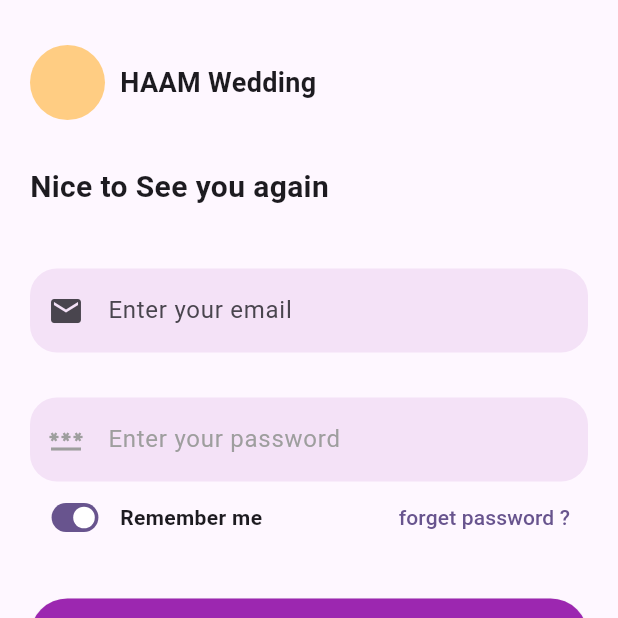
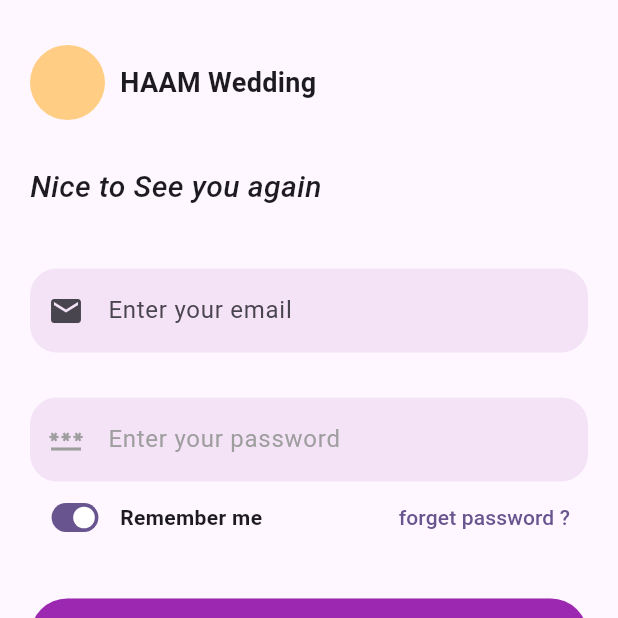
Before and after one commit to irfanMaitexa/wedweel, a Flutter app: the screen it shows after launch, on a phone screen of 412 x 824 dp, the top half of it. Run offline on Flutter 3.47's test engine with Material 3 defaults, Android fonts, the phone set to English and light mode, and no system bars; network calls fail.

```diff
--- a/lib/user/screen/lok.dart
+++ b/lib/user/screen/lok.dart
@@ -42,9 +42,9 @@ class Lok extends StatelessWidget {
                   child: const Text(
                     "Nice to See you again",
                     style: TextStyle(
-                      fontSize: 20,
-                      fontWeight: FontWeight.bold,
-                    ),
+                        fontSize: 20,
+                        fontWeight: FontWeight.w500,
+                        fontStyle: FontStyle.italic),
                   ),
                 ),
                 const SizedBox(
```
